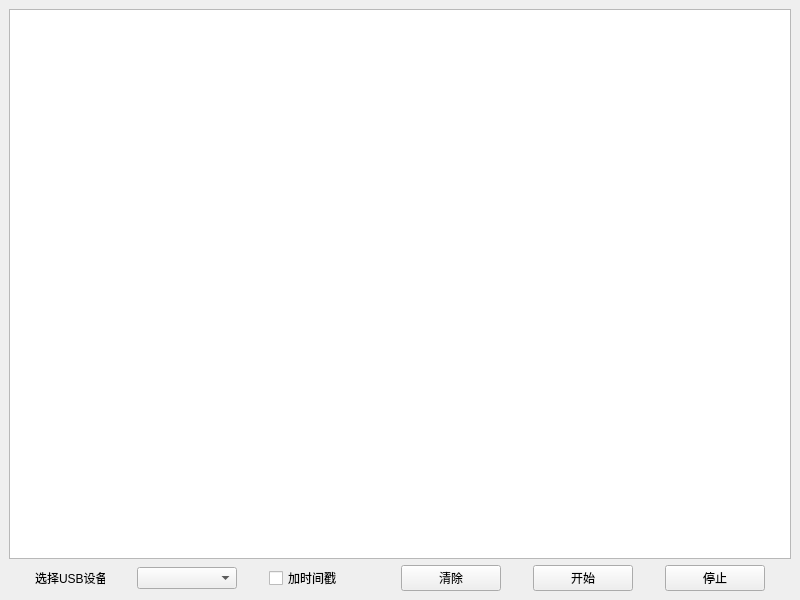
sunguangxian/Tools_py, file usb_trace_tool/usb_trace_tool.ui: the form before one commit.
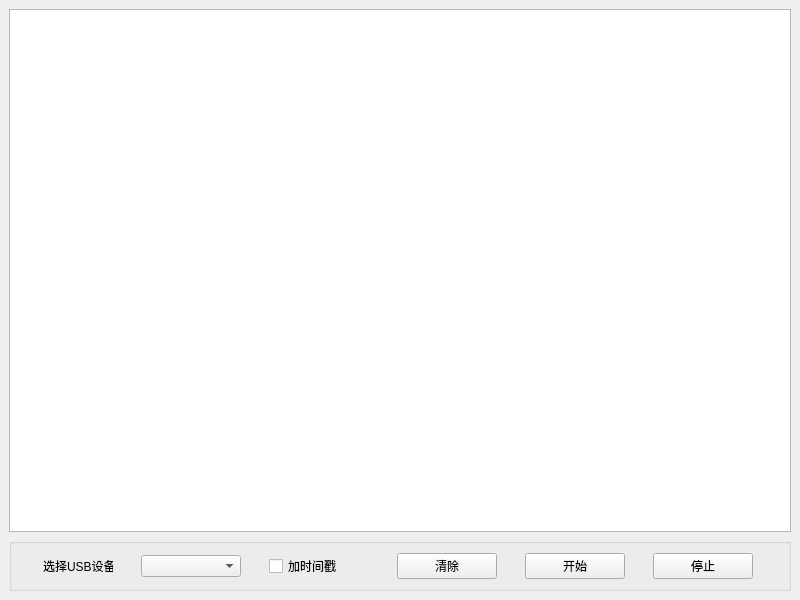
The form after the commit.

Commit message: usb trace窗口优化

The edit to the form file:
```diff
--- a/usb_trace_tool/usb_trace_tool.ui
+++ b/usb_trace_tool/usb_trace_tool.ui
@@ -35,6 +35,16 @@
      </widget>
     </item>
     <item>
+     <widget class="QGroupBox" name="groupBox">
+      <property name="maximumSize">
+       <size>
+        <width>16777215</width>
+        <height>16777215</height>
+       </size>
+      </property>
+      <property name="title">
+       <string/>
+      </property>
      <layout class="QHBoxLayout" name="horizontalLayout">
       <item>
        <widget class="QLabel" name="label">
@@ -118,6 +128,7 @@
        </widget>
       </item>
      </layout>
+     </widget>
     </item>
    </layout>
   </widget>
```
Left out of the diff: 2 changed lines with no effect on the pictures. Lines whose indentation alone changed are shown as unchanged. The commit also changes 1 other file.
